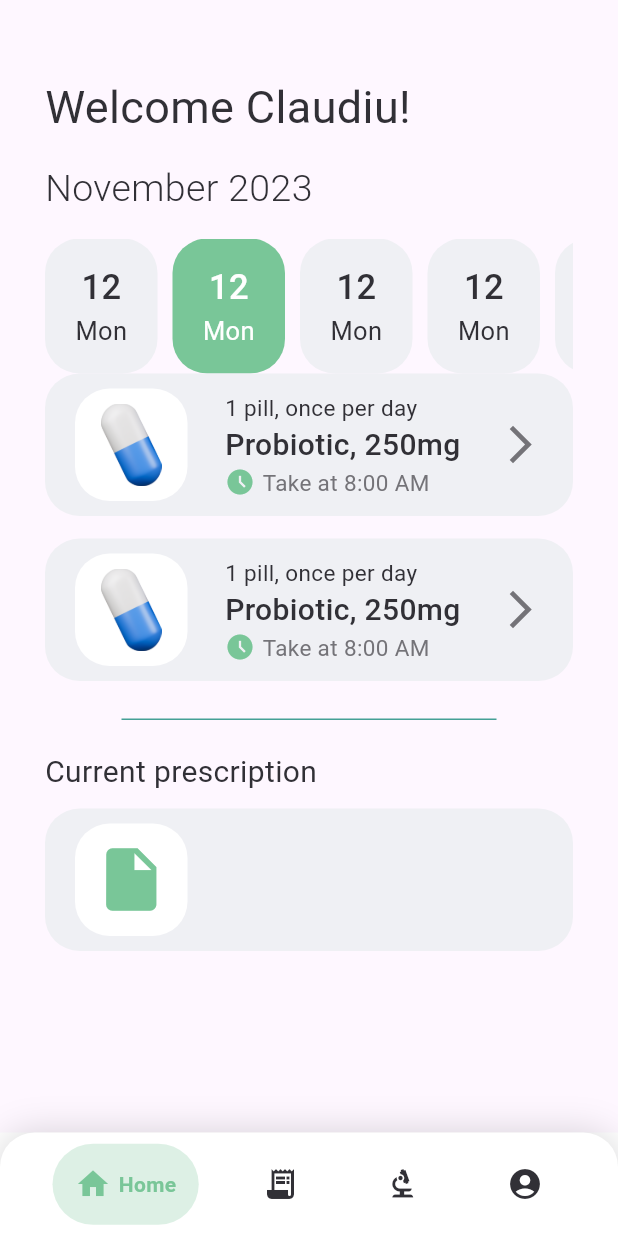
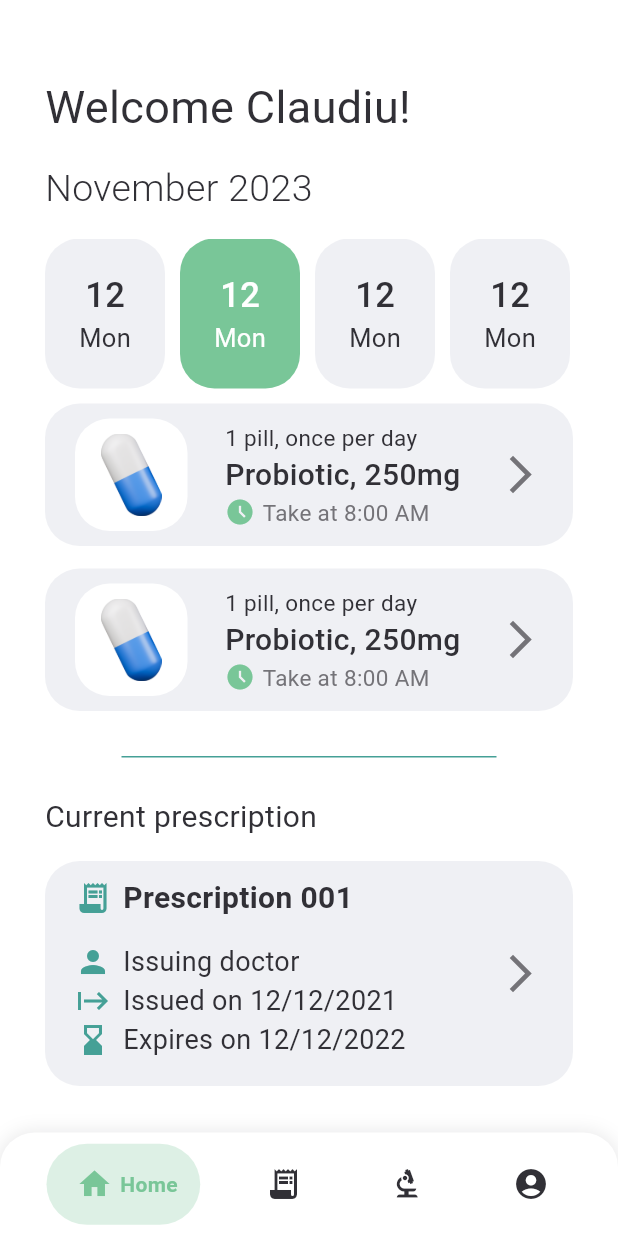
Before and after one commit to Team-Redevo/HealthHub, a Flutter app: the screen it shows after launch, on a phone screen of 412 x 824 dp. Run offline on Flutter 3.47's test engine with Material 3 defaults, Android fonts, the phone set to English and light mode, and no system bars; drawn by our look-alikes of flutter_slidable, google_nav_bar; Roboto replaces fonts that are missing (Poppins).

Commit message:
Create Homepage complete design

```diff
--- a/health_hub_user_app/lib/homepage.dart
+++ b/health_hub_user_app/lib/homepage.dart
@@ -1,7 +1,9 @@
 import 'package:flutter/material.dart';
+import 'package:health_hub_user_app/utils/custom_prescription_info_card.dart';
 import 'main.dart';
 import 'utils/custom_pill_day_card.dart';
 import 'utils/custom_pill_info_card.dart';
+import 'package:flutter_slidable/flutter_slidable.dart';
 
 class HomePage extends StatefulWidget {
   const HomePage({
@@ -35,6 +37,7 @@ class _HomePageState extends State<HomePage> {
   @override
   Widget build(BuildContext context) {
     return Scaffold(
+      backgroundColor: Colors.white,
       body: Padding(
         padding: const EdgeInsets.only(top: 50, left: 30, right: 30),
         child: Column(
@@ -62,7 +65,7 @@ class _HomePageState extends State<HomePage> {
                 // TO DO: Get current and following days of the week
                 // List of days
                 SizedBox(
-                  height: 90,
+                  height: 100,
                   child: ListView.builder(
                     scrollDirection: Axis.horizontal,
                     shrinkWrap: true,
@@ -76,6 +79,9 @@ class _HomePageState extends State<HomePage> {
                       }
                     },
                   ),
+                ),
+                SizedBox(
+                  height: 10,
                 ),
                 // TO DO: Get info about pill from database
                 // List of pills that need to be taken that day
@@ -96,9 +102,8 @@ class _HomePageState extends State<HomePage> {
                     },
                   ),
                 ),
-
                 Padding(
-                  padding: const EdgeInsets.only(top: 25, bottom: 20),
+                  padding: const EdgeInsets.only(top: 30, bottom: 25),
                   child: Center(
                     child: SizedBox(
                       height: 1,
@@ -111,39 +116,13 @@ class _HomePageState extends State<HomePage> {
                 Text('Current prescription',
                     style: TextStyle(color: primaryTextColor, fontSize: 20)),
                 SizedBox(
-                  height: 10,
+                  height: 15,
                 ),
-                Container(
-                  height: 95,
-                  alignment: Alignment.center,
-                  decoration: BoxDecoration(
-                    borderRadius: BorderRadius.circular(23),
-                    color: cardBackgroundColor,
-                  ),
-                  child: Padding(
-                    padding: const EdgeInsets.only(left: 20, right: 20),
-                    child: Row(
-                      children: [
-                        Container(
-                          height: 75,
-                          width: 75,
-                          decoration: BoxDecoration(
-                            borderRadius: BorderRadius.circular(23),
-                            color: Colors.white,
-                          ),
-                          child: Padding(
-                            padding: const EdgeInsets.all(10),
-                            child: Icon(Icons.insert_drive_file,
-                                color: primaryColor, size: 50),
-                          ),
-                        ),
-                        Column(
-                          children: [],
-                        )
-                      ],
-                    ),
-                  ),
-                ),
+                InkWell(
+                    onTap: () {
+                      // TO DO: Navigate to prescription page
+                    },
+                    child: PrescriptionInfoCard()),
               ],
             ),
           ],
--- a/health_hub_user_app/lib/main.dart
+++ b/health_hub_user_app/lib/main.dart
@@ -72,9 +72,9 @@ class _MyAppPageState extends State<MainPage> {
           decoration: BoxDecoration(
               boxShadow: [
                 BoxShadow(
-                  color: primaryTextColor.withAlpha(50),
+                  color: primaryTextColor.withAlpha(30),
                   spreadRadius: 0.25,
-                  blurRadius: 20,
+                  blurRadius: 10,
                 )
               ],
               color: Colors.white,
@@ -97,6 +97,8 @@ class _MyAppPageState extends State<MainPage> {
                   fontWeight: FontWeight.w600,
                   color: primaryColor,
                 ),
+                padding:
+                    EdgeInsets.only(left: 20, right: 15, top: 15, bottom: 15),
               ),
               GButton(
                 icon: Icons.receipt_long,
@@ -106,6 +108,8 @@ class _MyAppPageState extends State<MainPage> {
                   fontWeight: FontWeight.w600,
                   color: primaryColor,
                 ),
+                padding:
+                    EdgeInsets.only(left: 20, right: 15, top: 15, bottom: 15),
               ),
               GButton(
                 icon: Icons.biotech,
@@ -115,6 +119,8 @@ class _MyAppPageState extends State<MainPage> {
                   fontWeight: FontWeight.w600,
                   color: primaryColor,
                 ),
+                padding:
+                    EdgeInsets.only(left: 20, right: 15, top: 15, bottom: 15),
               ),
               GButton(
                 icon: Icons.account_circle,
@@ -124,6 +130,8 @@ class _MyAppPageState extends State<MainPage> {
                   fontWeight: FontWeight.w600,
                   color: primaryColor,
                 ),
+                padding:
+                    EdgeInsets.only(left: 20, right: 15, top: 15, bottom: 15),
               ),
             ],
             selectedIndex: selectedIndex,
@@ -151,7 +159,7 @@ class App extends StatelessWidget {
     return MaterialApp(
       title: 'HealthHub',
       theme: ThemeData(
-        colorScheme: ColorScheme.fromSeed(seedColor: Colors.deepPurple),
+        colorScheme: ColorScheme.fromSeed(seedColor: primaryColor),
         useMaterial3: true,
       ),
       navigatorKey: navigatorKey,
--- a/health_hub_user_app/lib/utils/custom_pill_day_card.dart
+++ b/health_hub_user_app/lib/utils/custom_pill_day_card.dart
@@ -11,7 +11,7 @@ class PillDayCard extends StatelessWidget {
     return Container(
       margin: const EdgeInsets.only(right: 10),
       height: 80,
-      width: 75,
+      width: 80,
       alignment: Alignment.center,
       decoration: BoxDecoration(
         borderRadius: BorderRadius.circular(23),
--- a/health_hub_user_app/lib/utils/custom_pill_info_card.dart
+++ b/health_hub_user_app/lib/utils/custom_pill_info_card.dart
@@ -1,4 +1,5 @@
 import "package:flutter/material.dart";
+import "package:flutter_slidable/flutter_slidable.dart";
 import "package:health_hub_user_app/main.dart";
 
 class PillInfoCard extends StatelessWidget {
@@ -6,7 +7,29 @@ class PillInfoCard extends StatelessWidget {
 
   @override
   Widget build(BuildContext context) {
-    return Container(
+    return Slidable(
+      key: const ValueKey(0),
+      startActionPane: ActionPane(
+          motion: const ScrollMotion(),
+          dismissible: DismissiblePane(onDismissed: () {}),
+          children: [
+            SlidableAction(
+              borderRadius: BorderRadius.circular(23),
+              onPressed: (context) {
+                // Delete the pill
+              },
+              backgroundColor: primaryColor,
+              foregroundColor: Colors.white,
+              icon: Icons.check,
+              label: "Done",
+            ),
+          ]),
+      child: InkWell(
+        onTap: () {
+          // TODO: https://github.com/letsar/flutter_slidable/wiki/FAQ
+          // Code opening the Slidable by taping on the card
+        },
+        child: Container(
           height: 95,
           alignment: Alignment.center,
           decoration: BoxDecoration(
@@ -72,8 +95,11 @@ class PillInfoCard extends StatelessWidget {
                     )
                   ],
                 ),
-            Icon(Icons.arrow_forward_ios, color: secondaryTextColor, size: 30)
+                Icon(Icons.arrow_forward_ios,
+                    color: secondaryTextColor, size: 30)
               ],
+            ),
+          ),
         ),
       ),
     );
--- a/health_hub_user_app/pubspec.yaml
+++ b/health_hub_user_app/pubspec.yaml
@@ -36,6 +36,7 @@ dependencies:
   # Use with the CupertinoIcons class for iOS style icons.
   cupertino_icons: ^1.0.2
   google_nav_bar: ^5.0.6
+  flutter_slidable: ^3.0.1
 
 dev_dependencies:
   flutter_test:
```
Also changed, not shown: health_hub_user_app/pubspec.lock. Lines whose indentation alone changed are shown as unchanged.
